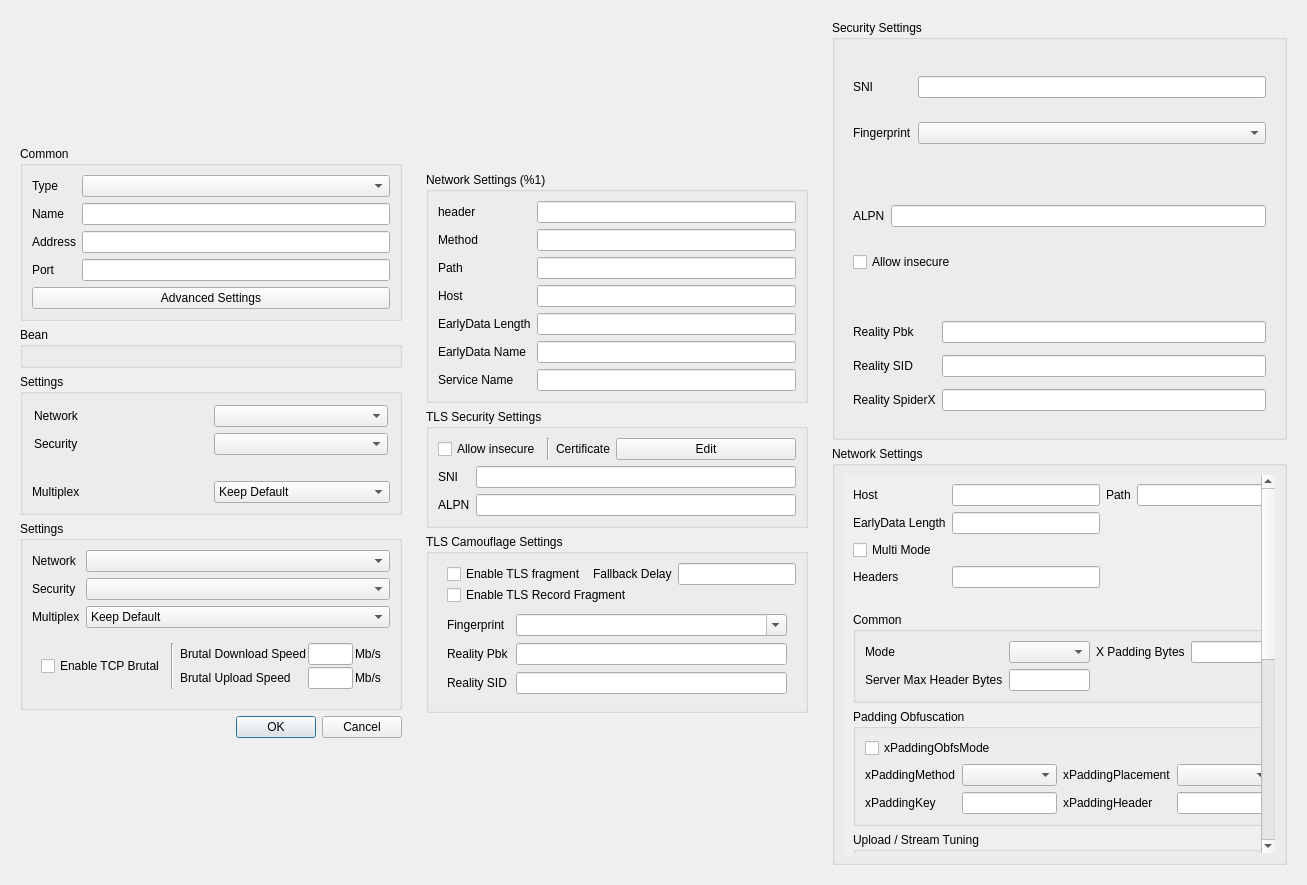
Before: the Qt Designer form include/ui/profile/dialog_edit_profile.ui in throneproj/Throne, drawn with Qt 5.
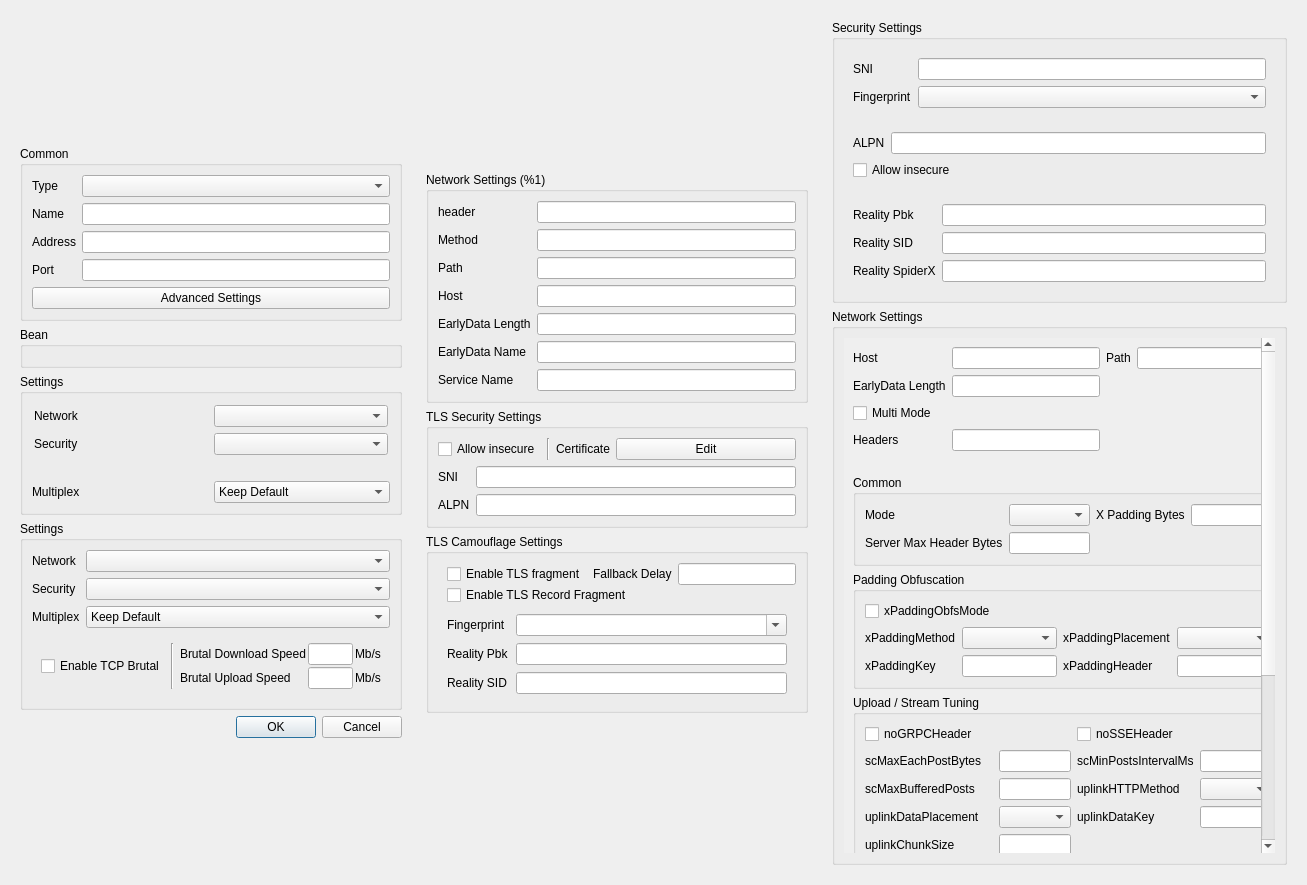
After: the same form once the commit is applied. Custom widgets are drawn as their Qt base class.

Commit message:
fix XHTTP network settings vertical sizing
Forgot to change this thing back after testing :)

What changed in the file:
```diff
--- a/include/ui/profile/dialog_edit_profile.ui
+++ b/include/ui/profile/dialog_edit_profile.ui
@@ -944,7 +944,7 @@
          <item>
           <widget class="QScrollArea" name="xray_network_scroll">
            <property name="sizePolicy">
-            <sizepolicy hsizetype="Expanding" vsizetype="Preferred">
+            <sizepolicy hsizetype="Expanding" vsizetype="Expanding">
              <horstretch>0</horstretch>
              <verstretch>0</verstretch>
             </sizepolicy>
```
The commit also changes 1 other file.
